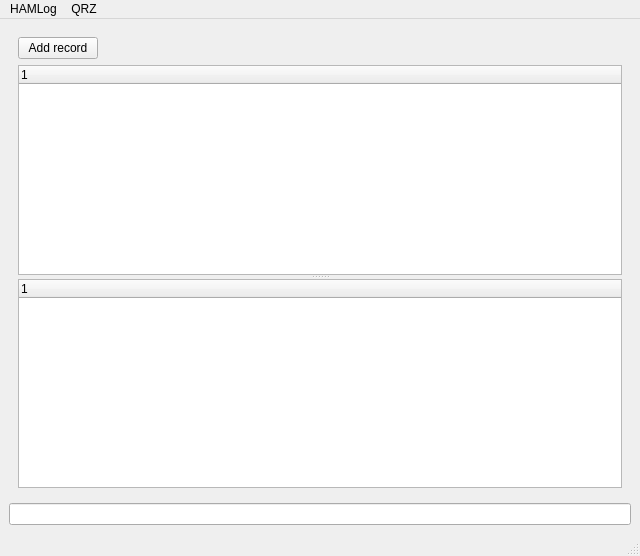
Qt form ui/qt/mainwindow.ui (jankaluza/hamlog) before a commit.
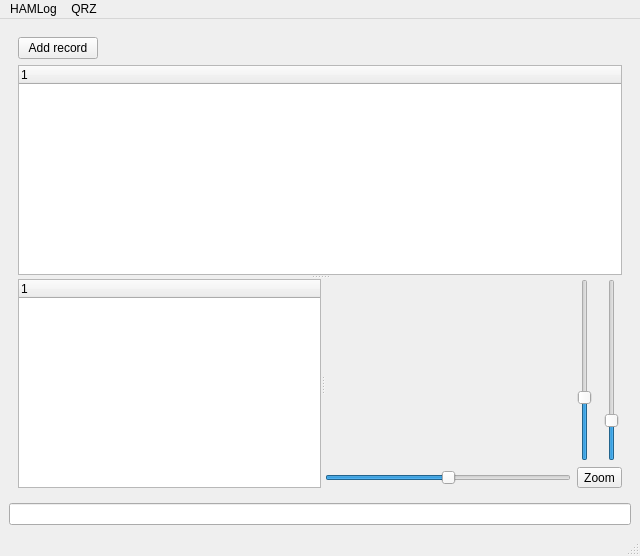
The same form after that commit. Icons and pictures are not drawn. Custom widgets are drawn as their Qt base class.

Commit message: Show dxcluster spots on map

Patch:
```diff
--- a/ui/qt/mainwindow.ui
+++ b/ui/qt/mainwindow.ui
@@ -29,7 +29,7 @@
       </property>
       <widget class="QWidget" name="page"/>
       <widget class="QWidget" name="page_2">
-       <layout class="QGridLayout" name="gridLayout_2">
+       <layout class="QGridLayout" name="gridLayout_3">
         <item row="0" column="0">
          <widget class="QPushButton" name="addRecord">
           <property name="text">
@@ -77,7 +77,7 @@
          </widget>
         </item>
         <item row="1" column="0" colspan="4">
-         <widget class="QSplitter" name="splitter">
+         <widget class="QSplitter" name="splitter_2">
           <property name="orientation">
            <enum>Qt::Vertical</enum>
           </property>
@@ -88,12 +88,86 @@
             </property>
            </column>
           </widget>
-          <widget class="DXClusterWidget" name="dxcluster">
-           <column>
-            <property name="text">
-             <string notr="true">1</string>
-            </property>
-           </column>
+          <widget class="QSplitter" name="splitter">
+           <property name="orientation">
+            <enum>Qt::Horizontal</enum>
+           </property>
+           <widget class="DXClusterWidget" name="dxcluster">
+            <column>
+             <property name="text">
+              <string notr="true">1</string>
+             </property>
+            </column>
+           </widget>
+           <widget class="QWidget" name="">
+            <layout class="QGridLayout" name="gridLayout_2">
+             <item row="0" column="0">
+              <widget class="EarthWidget" name="earth">
+               <property name="minimumSize">
+                <size>
+                 <width>200</width>
+                 <height>0</height>
+                </size>
+               </property>
+               <property name="text">
+                <string/>
+               </property>
+              </widget>
+             </item>
+             <item row="0" column="1">
+              <widget class="QSlider" name="earthLat">
+               <property name="minimum">
+                <number>-90</number>
+               </property>
+               <property name="maximum">
+                <number>180</number>
+               </property>
+               <property name="orientation">
+                <enum>Qt::Vertical</enum>
+               </property>
+              </widget>
+             </item>
+             <item row="0" column="2">
+              <widget class="QSlider" name="earthRadius">
+               <property name="maximum">
+                <number>200</number>
+               </property>
+               <property name="value">
+                <number>40</number>
+               </property>
+               <property name="orientation">
+                <enum>Qt::Vertical</enum>
+               </property>
+              </widget>
+             </item>
+             <item row="1" column="0">
+              <widget class="QSlider" name="earthLon">
+               <property name="minimum">
+                <number>-180</number>
+               </property>
+               <property name="maximum">
+                <number>180</number>
+               </property>
+               <property name="value">
+                <number>0</number>
+               </property>
+               <property name="orientation">
+                <enum>Qt::Horizontal</enum>
+               </property>
+              </widget>
+             </item>
+             <item row="1" column="1" colspan="2">
+              <widget class="QToolButton" name="zoom">
+               <property name="text">
+                <string>Zoom</string>
+               </property>
+               <property name="checkable">
+                <bool>true</bool>
+               </property>
+              </widget>
+             </item>
+            </layout>
+           </widget>
           </widget>
          </widget>
         </item>
@@ -162,6 +236,11 @@
    <extends>QTreeWidget</extends>
    <header>dxclusterwidget.h</header>
   </customwidget>
+  <customwidget>
+   <class>EarthWidget</class>
+   <extends>QLabel</extends>
+   <header>earthwidget.h</header>
+  </customwidget>
  </customwidgets>
  <resources/>
  <connections/>
```
The commit also changes 9 other files.
